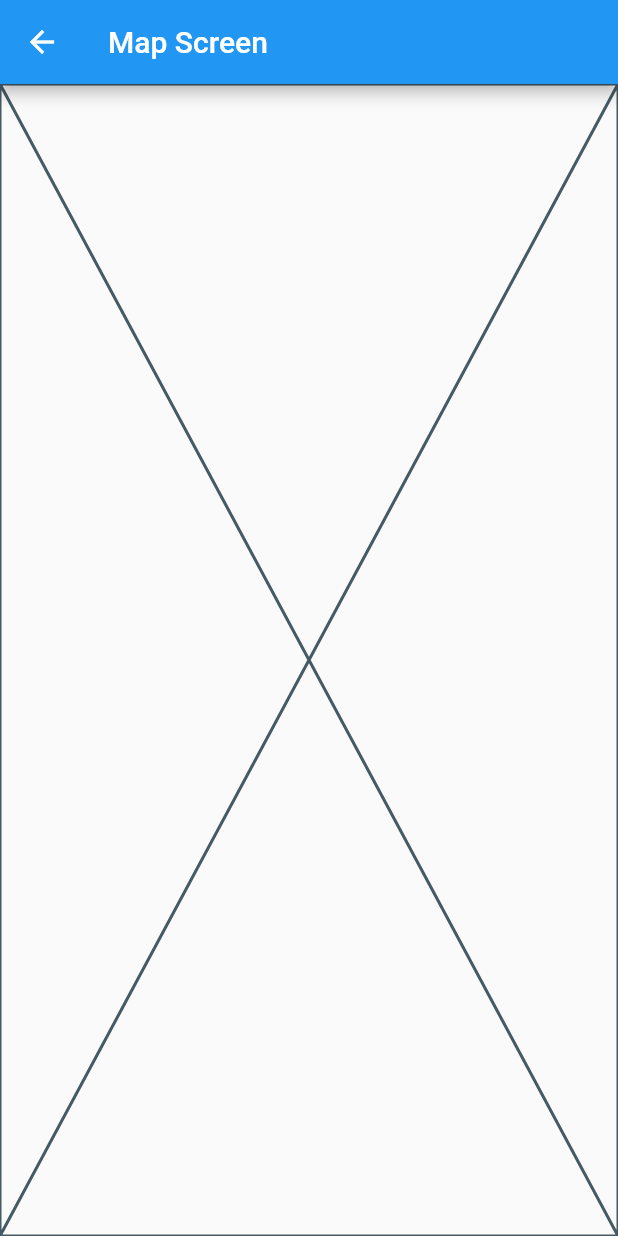
After one commit to traftonrey/uncw-landmark-application, a Flutter app: the MapScreen screen opened directly, on a phone screen of 412 x 824 dp. The commit adds this screen. Run offline on Flutter 3.47's test engine with Material 2 defaults, Android fonts, the phone set to English and light mode, and no system bars; our stand-ins replace cloud_firestore, firebase_auth, firebase_core; missing offline and left inert: cloud_firestore_web, firebase_auth_web, firebase_core_web; accounts and stored records are empty.

```diff
--- /dev/null
+++ b/lib/map_screen.dart
@@ -0,0 +1,17 @@
+import 'package:flutter/material.dart';
+
+class MapScreen extends StatefulWidget {
+  const MapScreen({super.key});
+
+  @override
+  State<MapScreen> createState() => _MapScreenState();
+}
+
+class _MapScreenState extends State<MapScreen> {
+  @override
+  Widget build(BuildContext context) {
+    return Scaffold(
+        appBar: AppBar(title: const Text("Map Screen")),
+        body: const Placeholder());
+  }
+}
--- a/pubspec.yaml
+++ b/pubspec.yaml
@@ -38,6 +38,8 @@ dependencies:
   firebase_core: ^2.1.1
   firebase_auth: ^4.1.1
   cloud_firestore: ^4.1.0
+  geolocator: ^9.0.2
+  google_maps_flutter: ^2.2.1
 
 dev_dependencies:
   flutter_test:
```
Also changed, not shown: lib/home_screen.dart (+14 -3 lines), pubspec.lock, 5 other files.
